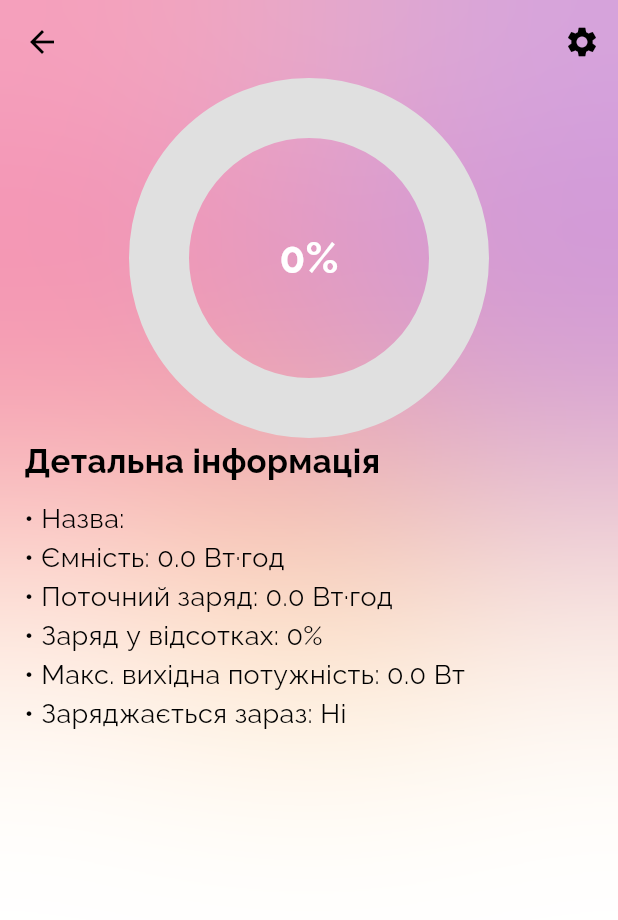
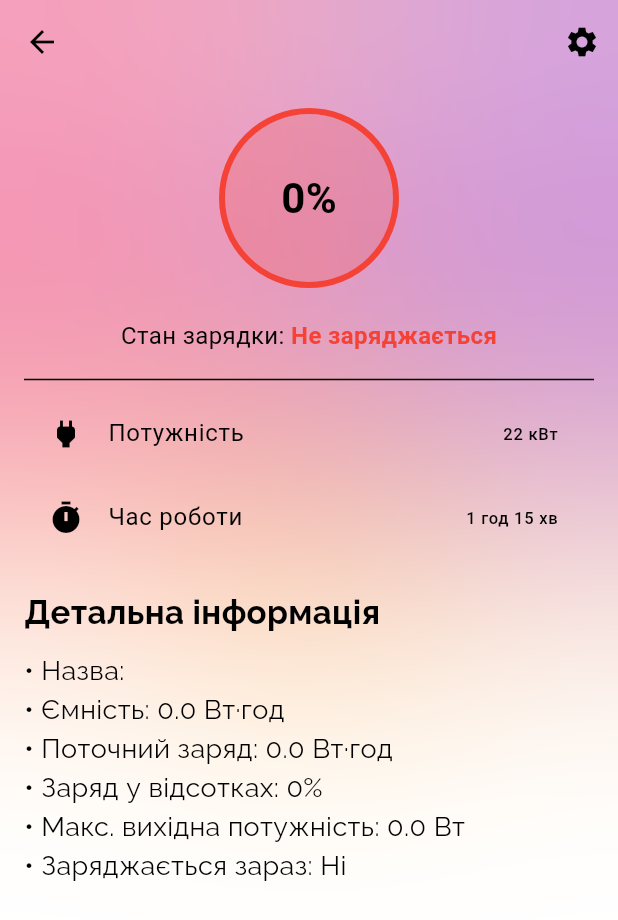
Before and after one commit to ostrikovartur/project_energy, a Flutter app: the PowerDeviceScreen screen opened directly with empty values, on a phone screen of 412 x 824 dp. Shown: the top 920 px of the screen. Run offline on Flutter 3.47's test engine with Material 3 defaults, Android fonts, the phone set to English and light mode, and no system bars; our stand-ins replace bloc, cloud_firestore, equatable, firebase_auth, firebase_core, flutter_bloc and 4 more; accounts and stored records are empty.

Commit message:
Update page design

```diff
--- a/lib/powerDevices/screen/power_device_screen.dart
+++ b/lib/powerDevices/screen/power_device_screen.dart
@@ -66,13 +66,11 @@ class _PowerDeviceScreenState extends State<PowerDeviceScreen> with SingleTicker
         ? ((widget.powerDevice.currentChargeWh / widget.powerDevice.capacityWh) * 100).round()
         : 0;
 
-    Color batteryColor;
-    if (chargePercentage >= 70) {
-      batteryColor = Colors.green;
-    } else if (chargePercentage >= 30) {
-      batteryColor = Colors.orange;
+    Color circleColor;
+    if (_isCharging) {
+      circleColor = Colors.green;
     } else {
-      batteryColor = Colors.red;
+      circleColor = Colors.red;
     }
 
     return Scaffold(
@@ -98,45 +96,59 @@ class _PowerDeviceScreenState extends State<PowerDeviceScreen> with SingleTicker
       body: BackgroundWidget(
         child: Padding(
           padding: const EdgeInsets.all(16.0),
+          child: SingleChildScrollView(
             child: Column(
               crossAxisAlignment: CrossAxisAlignment.start,
               children: [
                 Center(
                   child: GestureDetector(
                     onTap: _toggleChargingState, // обробка натискання на коло
-                  child: Stack(
-                    alignment: Alignment.center,
-                    children: [
-                      SizedBox(
-                        width: 200,
-                        height: 200,
-                        child: CircularProgressIndicator(
-                          value: chargePercentage / 100,
-                          strokeWidth: 40,
-                          valueColor: AlwaysStoppedAnimation(batteryColor),
-                          backgroundColor: Colors.grey[300],
+                    child: Container(
+                      width: 120,
+                      height: 120,
+                      decoration: BoxDecoration(
+                        shape: BoxShape.circle,
+                        color: circleColor.withOpacity(0.2),
+                        border: Border.all(color: circleColor, width: 4),
+                      ),
+                      child: Center(
+                        child: Text(
+                          "$chargePercentage%",
+                          style: const TextStyle(
+                            fontSize: 28,
+                            fontWeight: FontWeight.bold,
                           ),
                         ),
-                      if (_isCharging)
-                        Positioned(
-                          top: 20,
-                          child: Icon(
-                            Icons.flash_on,
-                            color: Colors.yellow,
-                            size: 40,
                       ),
                     ),
+                  ),
+                ),
+                const SizedBox(height: 20),
+                Row(
+                  mainAxisAlignment: MainAxisAlignment.center,
+                  children: [
+                    const Text('Стан зарядки: ', style: TextStyle(fontSize: 16)),
                     Text(
-                        '$chargePercentage%',
-                        style: GoogleFonts.raleway(
-                          fontSize: 28,
+                      _isCharging ? 'Заряджається' : 'Не заряджається',
+                      style: TextStyle(
+                        fontSize: 16,
                         fontWeight: FontWeight.bold,
-                          color: Colors.white,
+                        color: _isCharging ? Colors.green : Colors.red,
                       ),
                     ),
                   ],
                 ),
+                const SizedBox(height: 10),
+                const Divider(),
+                ListTile(
+                  leading: const Icon(Icons.power),
+                  title: const Text('Потужність'),
+                  trailing: const Text('22 кВт'),
                 ),
+                ListTile(
+                  leading: const Icon(Icons.timer),
+                  title: const Text('Час роботи'),
+                  trailing: const Text('1 год 15 хв'),
                 ),
                 const SizedBox(height: 20),
                 Text(
@@ -172,6 +184,7 @@ class _PowerDeviceScreenState extends State<PowerDeviceScreen> with SingleTicker
             ),
           ),
         ),
+      ),
     );
   }
 }
```
Lines whose indentation alone changed are shown as unchanged.
